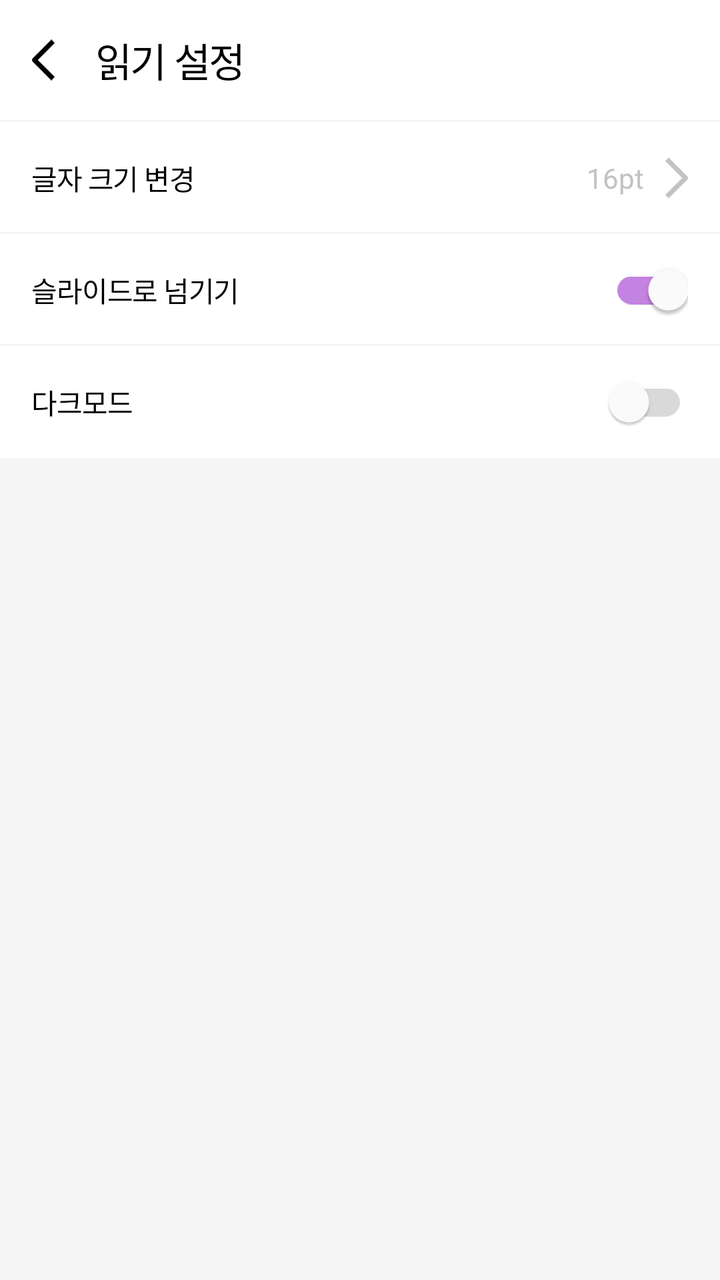
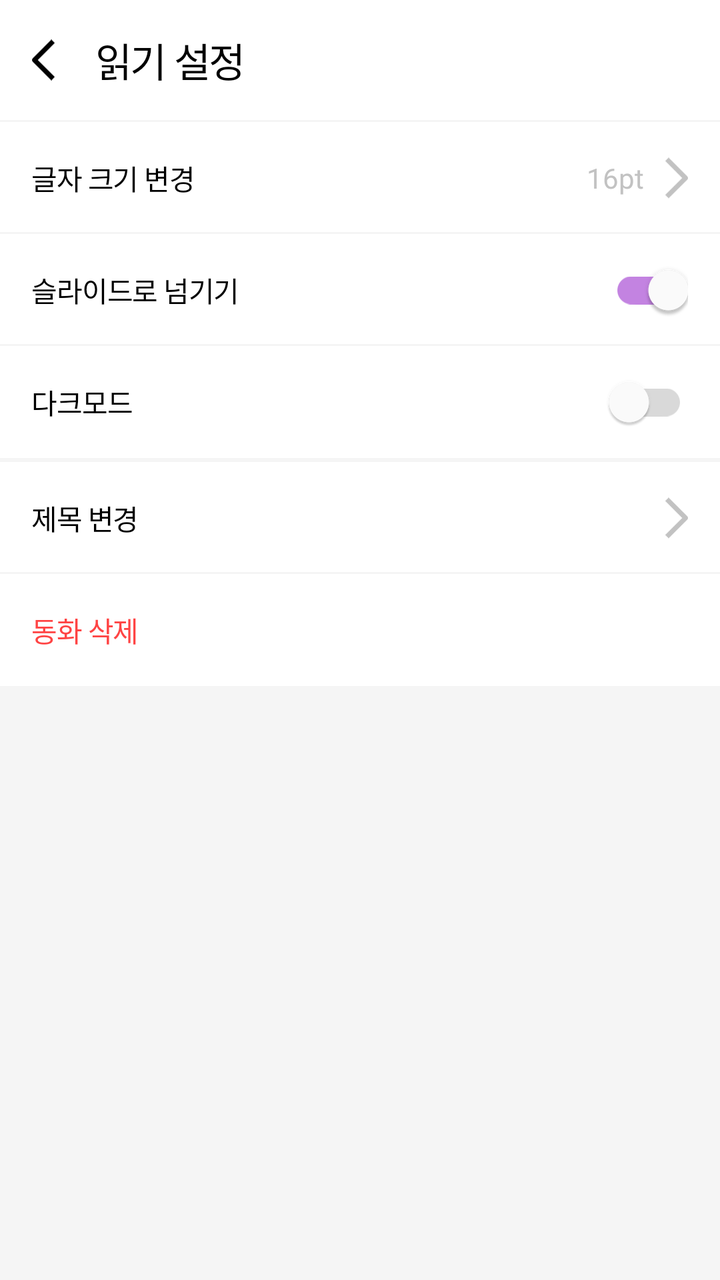

Two renders of the same Android screen: before a commit and after it. Below are the layout's source before the change and the commit's diff.
<!-- AndroidManifest.xml: application theme Theme.DualTales -->
<!-- res/layout/activity_reading_settings.xml -->
<?xml version="1.0" encoding="utf-8"?>
<LinearLayout xmlns:android="http://schemas.android.com/apk/res/android"
    xmlns:app="http://schemas.android.com/apk/res-auto"
    android:layout_width="match_parent"
    android:layout_height="match_parent"
    android:background="#FFFFFF"
    android:orientation="vertical">

    
    <LinearLayout
        android:layout_width="match_parent"
        android:layout_height="60dp"
        android:gravity="center_vertical"
        android:orientation="horizontal"
        android:paddingStart="16dp"
        android:paddingEnd="16dp">

        <ImageView
            android:id="@+id/iv_back"
            android:layout_width="12dp"
            android:layout_height="24dp"
            android:contentDescription="뒤로가기"
            android:src="@drawable/ic_back" />

        <TextView
            android:layout_width="wrap_content"
            android:layout_height="wrap_content"
            android:layout_marginStart="20dp"
            android:fontFamily="@font/pretendard_bold"
            android:letterSpacing="-0.04"
            android:lineHeight="28sp"
            android:text="읽기 설정"
            android:textColor="#000000"
            android:textSize="20sp" />

    </LinearLayout>

    
    <View
        android:layout_width="match_parent"
        android:layout_height="1dp"
        android:background="#F5F5F5" />

    
    <LinearLayout
        android:id="@+id/ll_font_size"
        android:layout_width="match_parent"
        android:layout_height="56dp"
        android:background="@drawable/bg_item_divider"
        android:gravity="center_vertical"
        android:orientation="horizontal"
        android:paddingStart="16dp"
        android:paddingEnd="16dp">

        <TextView
            android:layout_width="0dp"
            android:layout_height="wrap_content"
            android:layout_weight="1"
            android:fontFamily="@font/pretendard_medium"
            android:letterSpacing="-0.03"
            android:lineHeight="18sp"
            android:text="글자 크기 변경"
            android:textColor="#000000"
            android:textSize="14sp" />

        <LinearLayout
            android:layout_width="wrap_content"
            android:layout_height="wrap_content"
            android:gravity="center_vertical"
            android:orientation="horizontal">

            <TextView
                android:id="@+id/tv_font_size_value"
                android:layout_width="wrap_content"
                android:layout_height="wrap_content"
                android:fontFamily="@font/pretendard_medium"
                android:text="16pt"
                android:textColor="#C2C2C2"
                android:textSize="14sp" />

            <ImageView
                android:layout_width="12dp"
                android:layout_height="24dp"
                android:layout_marginStart="10dp"
                android:scaleX="-1"
                android:src="@drawable/ic_back"
                app:tint="#C2C2C2" />

        </LinearLayout>

    </LinearLayout>

    
    <LinearLayout
        android:id="@+id/ll_slide_mode"
        android:layout_width="match_parent"
        android:layout_height="56dp"
        android:background="@drawable/bg_item_divider"
        android:gravity="center_vertical"
        android:orientation="horizontal"
        android:paddingStart="16dp"
        android:paddingEnd="16dp">

        <TextView
            android:layout_width="0dp"
            android:layout_height="wrap_content"
            android:layout_weight="1"
            android:fontFamily="@font/pretendard_medium"
            android:letterSpacing="-0.03"
            android:lineHeight="18sp"
            android:text="슬라이드로 넘기기"
            android:textColor="#000000"
            android:textSize="14sp" />

        <androidx.appcompat.widget.SwitchCompat
            android:id="@+id/sw_slide_mode"
            android:layout_width="wrap_content"
            android:layout_height="wrap_content"
            android:checked="true"
            app:thumbTint="#FFFFFF"
            app:trackTint="@color/sw_track_selector" />

    </LinearLayout>

    
    <LinearLayout
        android:id="@+id/ll_dark_mode"
        android:layout_width="match_parent"
        android:layout_height="56dp"
        android:gravity="center_vertical"
        android:orientation="horizontal"
        android:paddingStart="16dp"
        android:paddingEnd="16dp">

        <TextView
            android:layout_width="0dp"
            android:layout_height="wrap_content"
            android:layout_weight="1"
            android:fontFamily="@font/pretendard_medium"
            android:letterSpacing="-0.03"
            android:lineHeight="18sp"
            android:text="다크모드"
            android:textColor="#000000"
            android:textSize="14sp" />

        <androidx.appcompat.widget.SwitchCompat
            android:id="@+id/sw_dark_mode"
            android:layout_width="wrap_content"
            android:layout_height="wrap_content"
            android:checked="false"
            app:thumbTint="#FFFFFF"
            app:trackTint="@color/sw_track_selector" />

    </LinearLayout>

    
    <View
        android:layout_width="match_parent"
        android:layout_height="0dp"
        android:layout_weight="1"
        android:background="#F5F5F5" />

</LinearLayout>
<!-- resources referenced by this layout -->
<resources>
  <!-- drawable bg_item_divider (drawable) -->
  <?xml version="1.0" encoding="utf-8"?>
  <layer-list xmlns:android="http://schemas.android.com/apk/res/android">
      <item>
          <shape android:shape="rectangle">
              <solid android:color="#FFFFFF" />
          </shape>
      </item>
      <item android:top="-2dp" android:left="-2dp" android:right="-2dp">
          <shape android:shape="rectangle">
              <stroke android:width="1dp" android:color="#F5F5F5" />
          </shape>
      </item>
  </layer-list>
  <!-- drawable ic_back (drawable) -->
  <vector xmlns:android="http://schemas.android.com/apk/res/android"
      android:width="10dp"
      android:height="17dp"
      android:viewportWidth="10"
      android:viewportHeight="17">
    <path
        android:pathData="M2.414,8.485L9.485,15.556L8.071,16.97L0.293,9.192C0.105,9.004 0,8.75 0,8.485C0,8.22 0.105,7.966 0.293,7.778L8.071,0L9.485,1.414L2.414,8.485Z"
        android:fillColor="#000000"
        android:fillType="evenOdd"/>
  </vector>
  <style name="Theme.DualTales" parent="Base.Theme.DualTales" />
  <style name="Base.Theme.DualTales" parent="Theme.Material3.DayNight.NoActionBar">
          
          
      </style>
</resources>

<!-- the commit's change to res/layout/activity_reading_settings.xml (unified diff, before → after) -->
@@ -156,6 +156,64 @@
     
     <View
         android:layout_width="match_parent"
+        android:layout_height="2dp"
+        android:background="#F5F5F5" />
+
+    
+    <LinearLayout
+        android:id="@+id/ll_change_title"
+        android:layout_width="match_parent"
+        android:layout_height="56dp"
+        android:background="@drawable/bg_item_divider"
+        android:gravity="center_vertical"
+        android:orientation="horizontal"
+        android:paddingStart="16dp"
+        android:paddingEnd="16dp">
+
+        <TextView
+            android:layout_width="0dp"
+            android:layout_height="wrap_content"
+            android:layout_weight="1"
+            android:fontFamily="@font/pretendard_medium"
+            android:letterSpacing="-0.03"
+            android:text="제목 변경"
+            android:textColor="#000000"
+            android:textSize="14sp" />
+
+        <ImageView
+            android:layout_width="12dp"
+            android:layout_height="24dp"
+            android:scaleX="-1"
+            android:src="@drawable/ic_back"
+            app:tint="#C2C2C2" />
+
+    </LinearLayout>
+
+    
+    <LinearLayout
+        android:id="@+id/ll_delete_story"
+        android:layout_width="match_parent"
+        android:layout_height="56dp"
+        android:gravity="center_vertical"
+        android:orientation="horizontal"
+        android:paddingStart="16dp"
+        android:paddingEnd="16dp">
+
+        <TextView
+            android:layout_width="0dp"
+            android:layout_height="wrap_content"
+            android:layout_weight="1"
+            android:fontFamily="@font/pretendard_medium"
+            android:letterSpacing="-0.03"
+            android:text="동화 삭제"
+            android:textColor="#FF4444"
+            android:textSize="14sp" />
+
+    </LinearLayout>
+
+    
+    <View
+        android:layout_width="match_parent"
         android:layout_height="0dp"
         android:layout_weight="1"
         android:background="#F5F5F5" />
